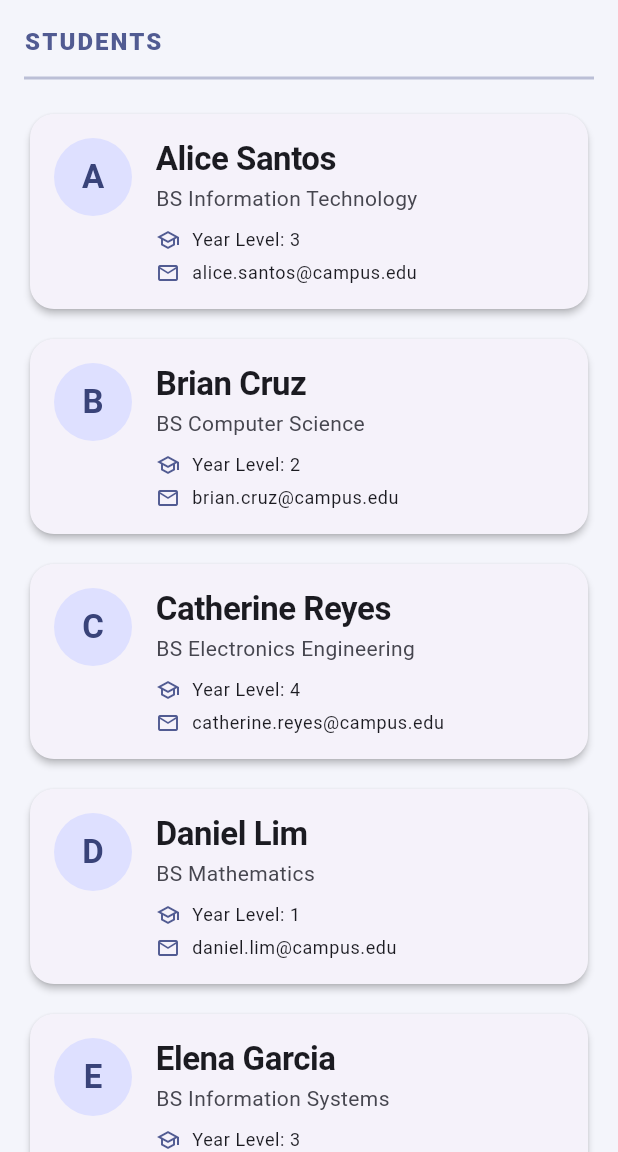
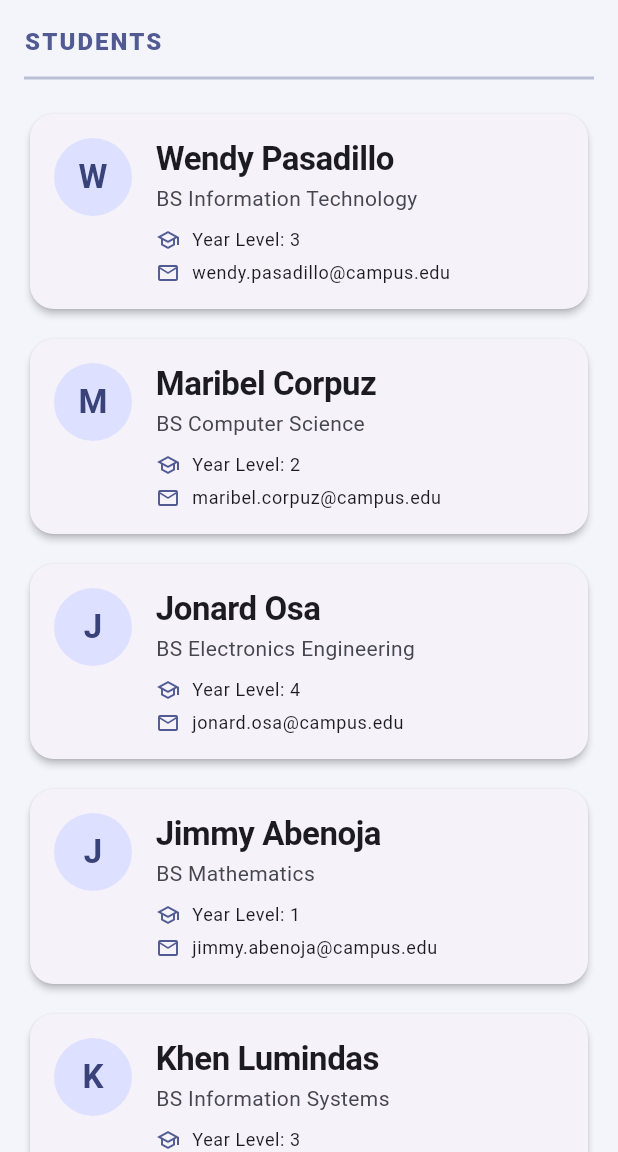
Before and after one commit to jayaguelo-spec/stateless-lab-jay, a Flutter app: the screen it shows after launch, on a phone screen of 412 x 824 dp, the part 84-1236 px from its top. Run offline on Flutter 3.47's test engine with Material 3 defaults, Android fonts, the phone set to English and light mode, and no system bars.

Commit message:
Update student names and screenshot

```diff
--- a/lib/main.dart
+++ b/lib/main.dart
@@ -20,40 +20,34 @@ class Student {
 
 const List<Student> students = [
   Student(
-    name: 'Alice Santos',
+    name: 'Wendy Pasadillo',
     course: 'BS Information Technology',
     yearLevel: 3,
-    email: 'alice.santos@campus.edu',
+    email: 'wendy.pasadillo@campus.edu',
   ),
   Student(
-    name: 'Brian Cruz',
+    name: 'Maribel Corpuz',
     course: 'BS Computer Science',
     yearLevel: 2,
-    email: 'brian.cruz@campus.edu',
+    email: 'maribel.corpuz@campus.edu',
   ),
   Student(
-    name: 'Catherine Reyes',
+    name: 'Jonard Osa',
     course: 'BS Electronics Engineering',
     yearLevel: 4,
-    email: 'catherine.reyes@campus.edu',
+    email: 'jonard.osa@campus.edu',
   ),
   Student(
-    name: 'Daniel Lim',
+    name: 'Jimmy Abenoja',
     course: 'BS Mathematics',
     yearLevel: 1,
-    email: 'daniel.lim@campus.edu',
+    email: 'jimmy.abenoja@campus.edu',
   ),
   Student(
-    name: 'Elena Garcia',
+    name: 'Khen Lumindas',
     course: 'BS Information Systems',
     yearLevel: 3,
-    email: 'elena.garcia@campus.edu',
-  ),
-  Student(
-    name: 'Francis Mendoza',
-    course: 'BS Computer Engineering',
-    yearLevel: 2,
-    email: 'francis.mendoza@campus.edu',
+    email: 'khen.lumindas@campus.edu',
   ),
 ];
 
```
Also changed, not shown: 1 other file.
